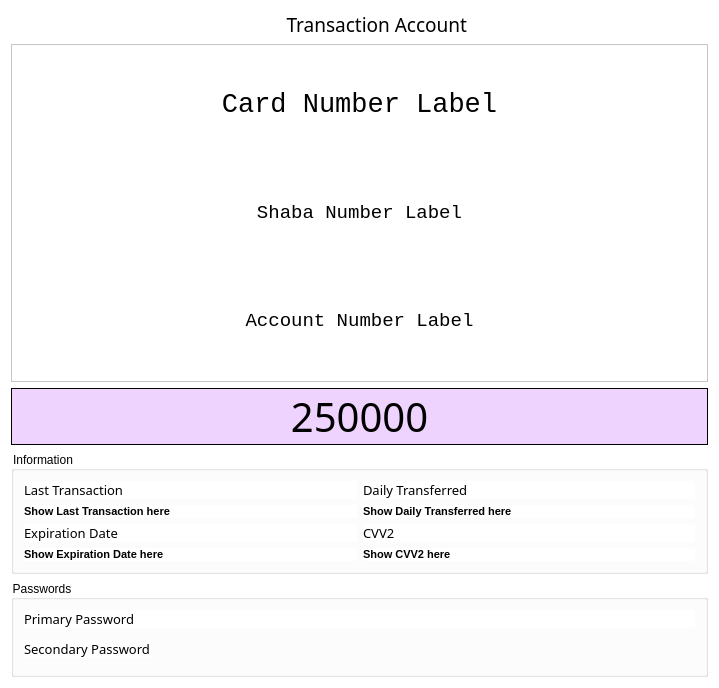
Qt form ui/widgets/accountview.ui (amirmohsen1384/transaction) before a commit.
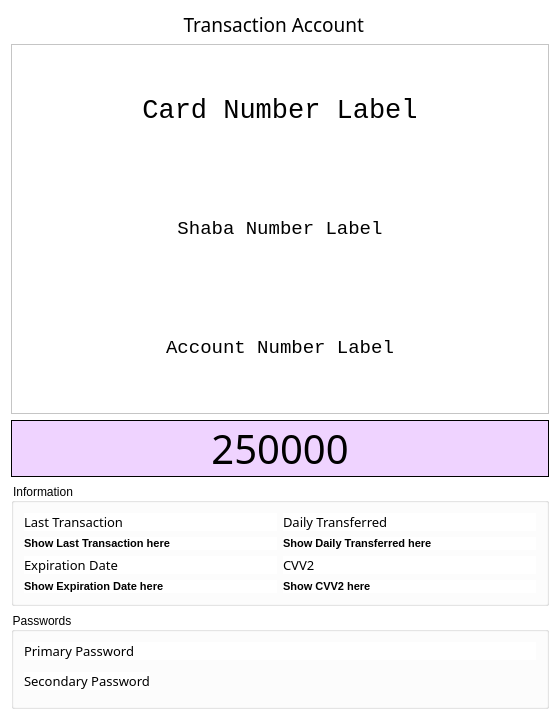
The same form after that commit. Icons and pictures are not drawn. Custom widgets are drawn as their Qt base class.

Commit message: Improvement on the account view

```diff
--- a/ui/widgets/accountview.ui
+++ b/ui/widgets/accountview.ui
@@ -6,8 +6,8 @@
    <rect>
     <x>0</x>
     <y>0</y>
-    <width>719</width>
-    <height>688</height>
+    <width>560</width>
+    <height>720</height>
    </rect>
   </property>
   <property name="windowTitle">
```
Left out of the diff: 2 changed lines with no effect on the pictures. The commit also changes 2 other files.
